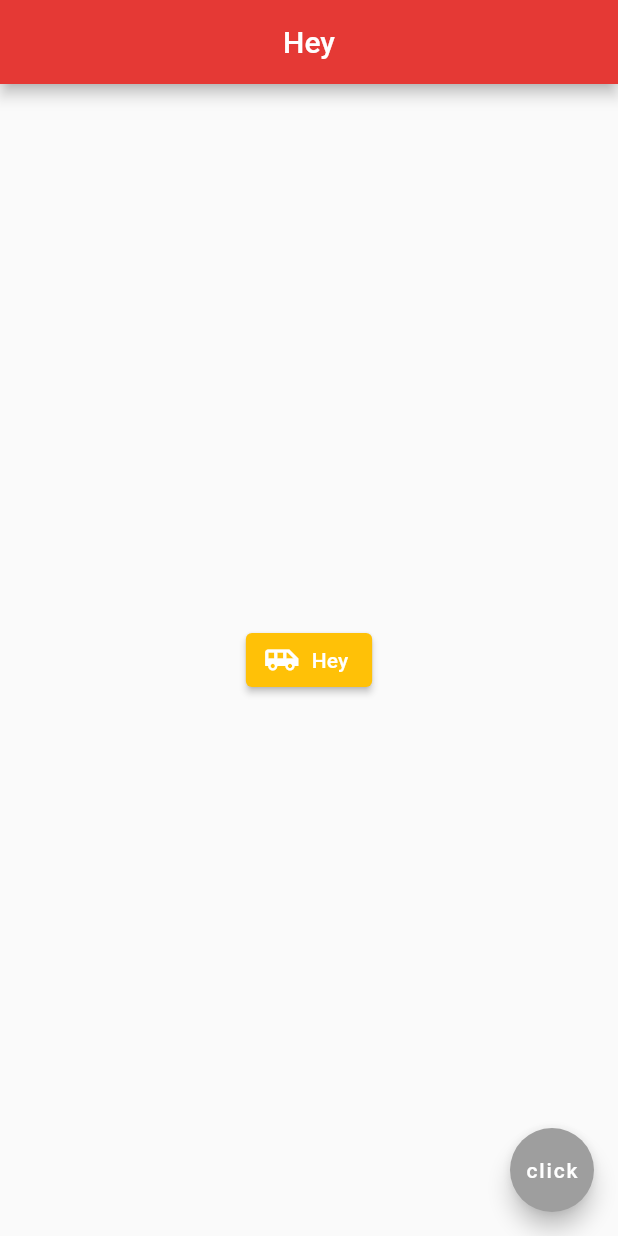
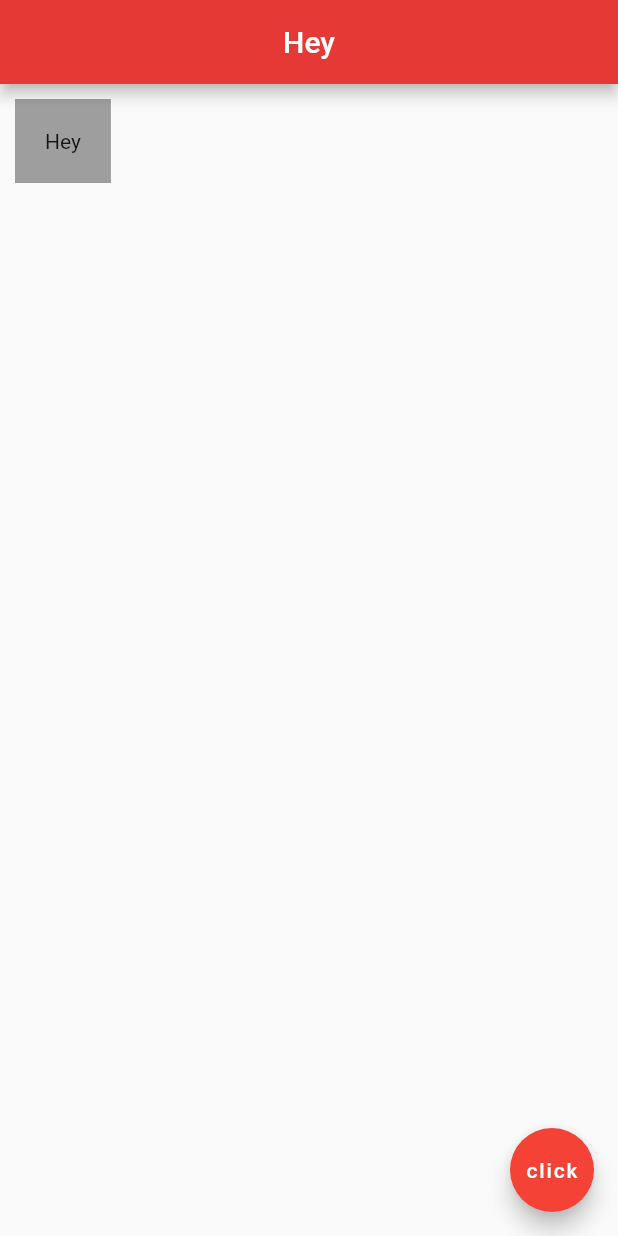
Before and after one commit to hiper2d/flutter-tutorial, a Flutter app: the screen it shows after launch, on a phone screen of 412 x 824 dp. Run offline on Flutter 3.47's test engine with Material 2 defaults, Android fonts, the phone set to English and light mode, and no system bars.

Commit message:
Played with container widget

```diff
--- a/lib/main.dart
+++ b/lib/main.dart
@@ -15,22 +15,16 @@ class Home extends StatelessWidget {
         centerTitle: true,
         backgroundColor: Colors.red[600],
       ),
-      body: Center(
-        child: ElevatedButton.icon(
-            onPressed: () {
-              print('Something');
-            },
-            icon: const Icon(
-                Icons.airport_shuttle
-            ),
-            label: const Text('Hey'),
-            style: ElevatedButton.styleFrom(primary: Colors.amber)
-        ),
+      body: Container(
+        color: Colors.grey,
+        child: const Text('Hey'),
+        margin: const EdgeInsets.all(10.0),
+        padding: const EdgeInsets.all(20.0),
       ),
       floatingActionButton: FloatingActionButton(
         onPressed: () {  },
         child: const Text('click'),
-        backgroundColor: Colors.grey,
+        backgroundColor: Colors.red,
       )
     );
   }
```
